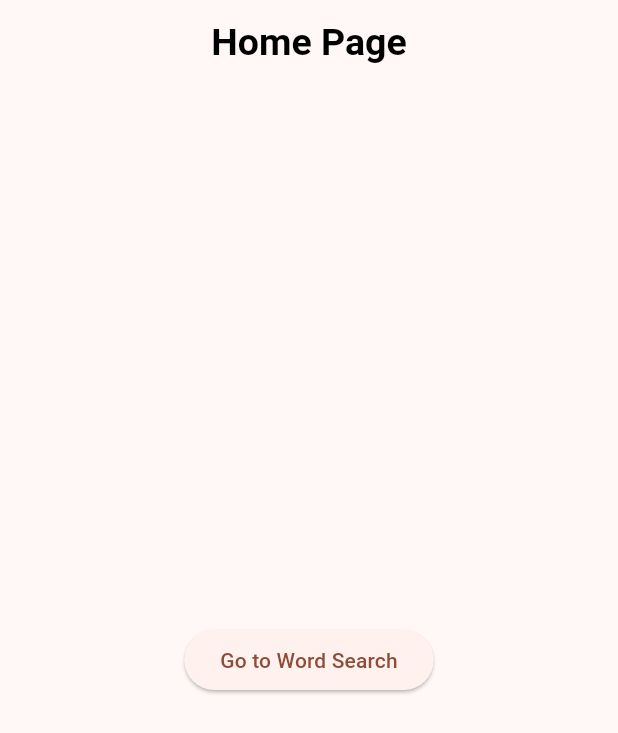
After one commit to Ayan-create1/Mobile-App-Dev-FBLA, a Flutter app: the screen it shows after launch, on a phone screen of 412 x 824 dp. The commit adds this screen. Shown: the top 733 px of the screen. Run offline on Flutter 3.47's test engine with Material 3 defaults, Android fonts, the phone set to English and light mode, and no system bars.

Commit message:
Trying to add home page

```diff
--- a/grammar_game/lib/main.dart
+++ b/grammar_game/lib/main.dart
@@ -1,5 +1,6 @@
 import 'package:flutter/material.dart';
-import 'word_search/ui_grid.dart';
+import 'package:grammar_game/pages/home_page/home_page.dart';
+//import 'pages/word_search/ui_grid.dart';
 //! Implement a feature that only allows horizontal or vertical path
 //! Implement a word box to fill bottom half of screen
 
@@ -29,7 +30,7 @@ class MyApp extends StatelessWidget {
           ),
         ),
       ),
-      home: WordSearchGame(),
+      home: HomePage(),
     );
   }
 }
--- /dev/null
+++ b/grammar_game/lib/pages/home_page/home_page.dart
@@ -0,0 +1,29 @@
+import 'package:flutter/material.dart';
+import '../word_search/ui_grid.dart';
+
+class HomePage extends StatelessWidget {
+  const HomePage({super.key});
+
+  @override
+  Widget build(BuildContext context) {
+    return Scaffold(
+      appBar: AppBar(
+        title: Text("Home Page"),
+        centerTitle: true,
+      ),
+      body: Center(
+        child: ElevatedButton(
+            child: Text("Go to Word Search"),
+            onPressed: () {
+              Navigator.push(
+                context,
+                MaterialPageRoute(
+                  builder: (context) => WordSearchGame(),
+                ),
+              );
+            },
+          ),
+      ),
+    );
+  }
+}
```
Also changed, not shown: grammar_game/lib/pages/word_search/check_methods.dart (renamed from grammar_game/lib/word_search/check_methods.dart), grammar_game/lib/pages/word_search/placement_methods.dart (renamed from grammar_game/lib/word_search/placement_methods.dart), grammar_game/lib/pages/word_search/pop_up.dart (renamed from grammar_game/lib/word_search/pop_up.dart), grammar_game/lib/pages/word_search/ui_grid.dart (renamed from grammar_game/lib/word_search/ui_grid.dart), grammar_game/lib/pages/word_search/word_grid.dart (renamed from grammar_game/lib/word_search/word_grid.dart).
